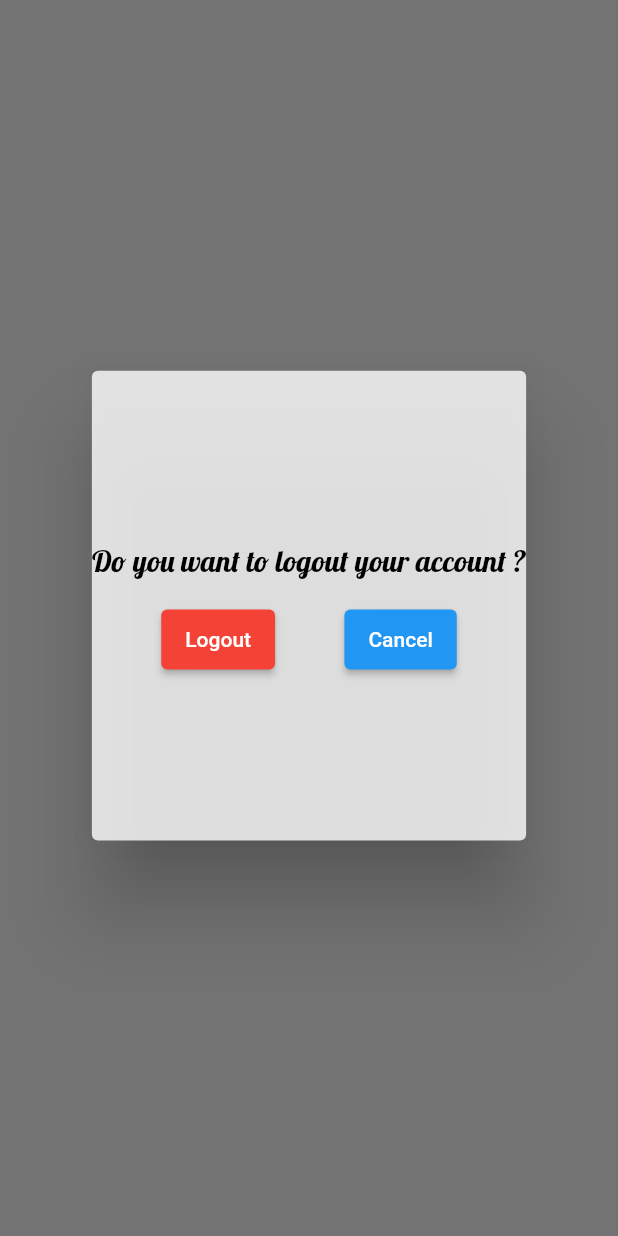
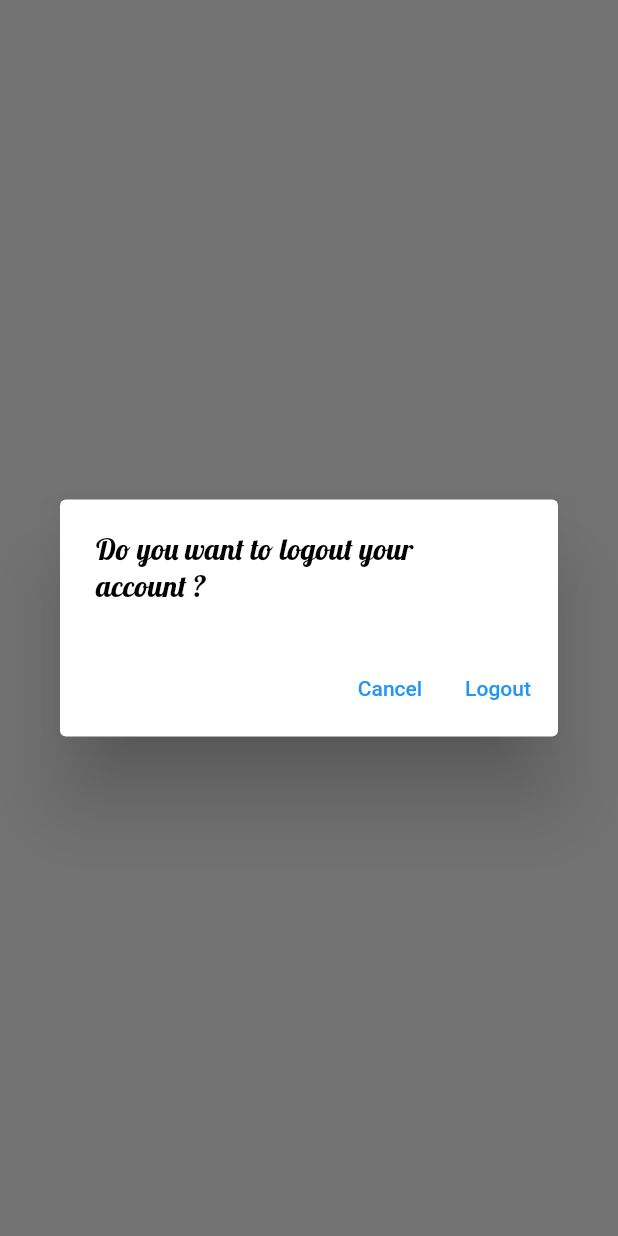
Before and after one commit to saijithc/partner-with-us, a Flutter app: what options() shows on an empty page, opened directly, on a phone screen of 412 x 824 dp. Run offline on Flutter 3.47's test engine with Material 2 defaults, Android fonts, the phone set to English and light mode, and no system bars; our stand-ins replace google_fonts, google_sign_in, shared_preferences; accounts and stored records are empty.

Commit message:
Logout button added

```diff
--- a/lib/common/popup.dart
+++ b/lib/common/popup.dart
@@ -8,36 +8,23 @@ import 'package:provider/provider.dart';
 import '../login/view/login.dart';
 
 options(BuildContext context) {
-  final height = MediaQuery.of(context).size.height;
   return showDialog(
       context: context,
       builder: (context) {
         return AlertDialog(
-          contentPadding: EdgeInsets.zero,
-          insetPadding: EdgeInsets.only(
-              top: height * 0.3, bottom: height * 0.32, left: 30, right: 30),
-          backgroundColor: Colors.white.withOpacity(0.8),
-          content: Center(
-            child: Column(
-              mainAxisAlignment: MainAxisAlignment.center,
-              children: [
-                Center(
-                  child: Text(
+          backgroundColor: Colors.white,
+          content: Text(
             "Do you want to logout your account ?",
-                    style:
-                        GoogleFonts.lobster(fontSize: 20, color: Colors.black),
+            style: GoogleFonts.lobster(fontSize: 20, color: Colors.black),
           ),
+          actions: [
+            TextButton(
+              onPressed: () {
+                Navigator.of(context).pop();
+              },
+              child: const Text("Cancel"),
             ),
-                const SizedBox(
-                  height: 20,
-                ),
-                Row(
-                  mainAxisAlignment: MainAxisAlignment.spaceEvenly,
-                  children: [
-                    SizedBox(
-                      height: 40,
-                      child: ElevatedButton(
-                          style: ElevatedButton.styleFrom(primary: Colors.red),
+            TextButton(
               onPressed: () {
                 context.read<HomeProvider>().next = false;
                 context.read<HelperFuction>().saveUserLogged(false);
@@ -48,21 +35,11 @@ options(BuildContext context) {
                   return const LoginScreen();
                 }), (route) => false);
               },
-                          child: const Text("Logout")),
+              child: const Text(
+                "Logout",
               ),
-                    SizedBox(
-                      height: 40,
-                      child: ElevatedButton(
-                          onPressed: () {
-                            Navigator.of(context).pop();
-                          },
-                          child: const Text("Cancel")),
-                    ),
-                  ],
             )
           ],
-            ),
-          ),
         );
       });
 }
```
Lines whose indentation alone changed are shown as unchanged.
